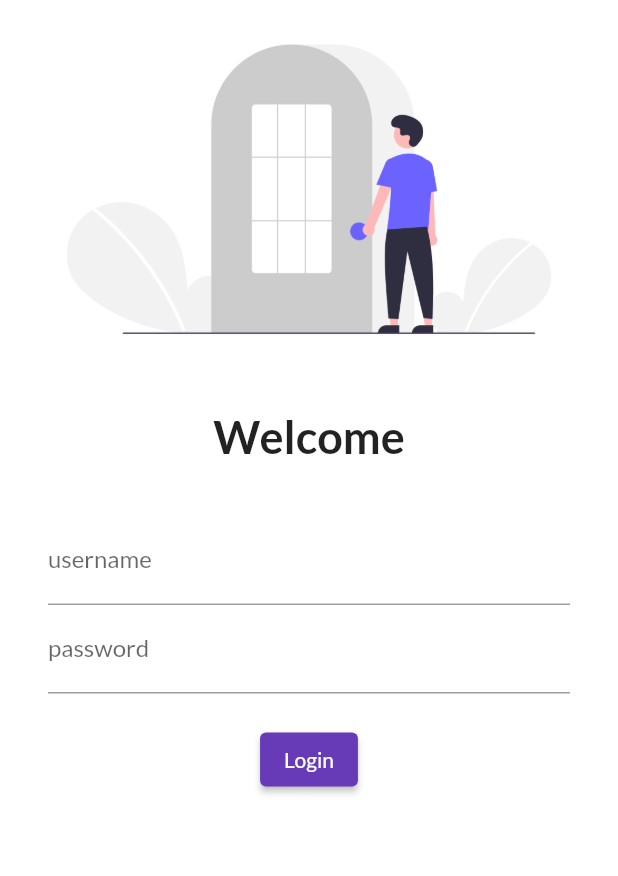
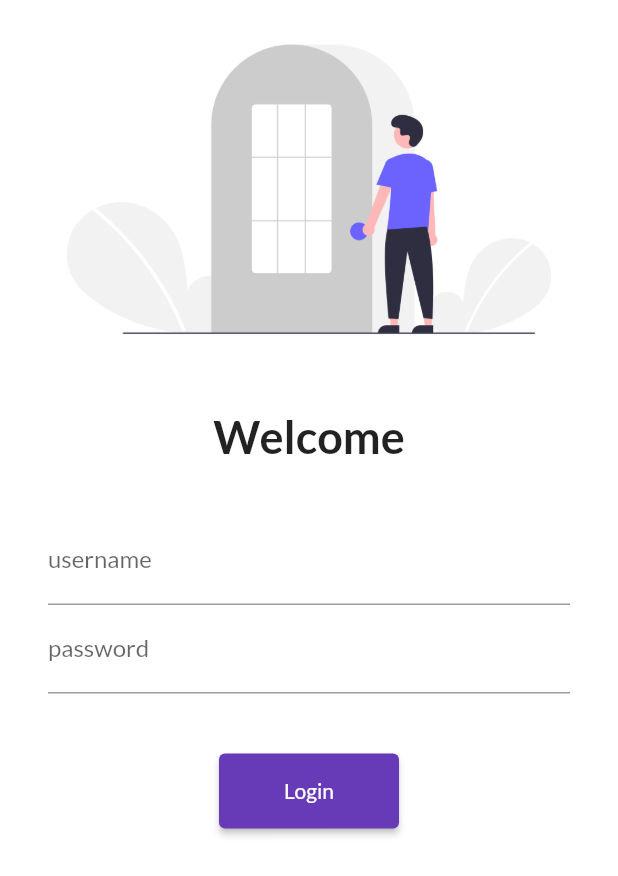
Before and after one commit to Supriyo-455/30-days-of-flutter, a Flutter app: the screen it shows after launch, on a phone screen of 412 x 824 dp. Shown: the top 876 px of the screen. Run offline on Flutter 3.47's test engine with Material 2 defaults, Android fonts, the phone set to English and light mode, and no system bars; our stand-ins replace google_fonts.

Commit message:
day5 completed

```diff
--- a/lib/main.dart
+++ b/lib/main.dart
@@ -1,6 +1,7 @@
 import "package:flutter/material.dart";
 import 'package:flutter_30_days/pages/homepage.dart';
 import 'package:flutter_30_days/pages/loginPage.dart';
+import 'package:flutter_30_days/utils/routes.dart';
 import "package:google_fonts/google_fonts.dart";
 
 void main() {
@@ -19,8 +20,8 @@ class MyApp extends StatelessWidget {
       darkTheme: ThemeData(brightness: Brightness.dark),
       routes: {
         "/": (context) => LoginPage(),
-        "/home": (context) => HomePage(),
-        "/login": (context) => LoginPage()
+        MyRoutes.homeRoute: (context) => HomePage(),
+        MyRoutes.loginRoute: (context) => LoginPage()
       },
     );
   }
--- a/lib/pages/loginPage.dart
+++ b/lib/pages/loginPage.dart
@@ -1,10 +1,12 @@
 import "package:flutter/material.dart";
+import 'package:flutter_30_days/utils/routes.dart';
 
 class LoginPage extends StatelessWidget {
   @override
   Widget build(BuildContext context) {
     return Material(
         color: Colors.white,
+        child: SingleChildScrollView(
           child: Column(
             children: [
               Image.asset(
@@ -22,8 +24,8 @@ class LoginPage extends StatelessWidget {
                 height: 20.0,
               ),
               Padding(
-              padding:
-                  const EdgeInsets.symmetric(vertical: 16.0, horizontal: 32.0),
+                padding: const EdgeInsets.symmetric(
+                    vertical: 16.0, horizontal: 32.0),
                 child: Column(
                   children: [
                     TextFormField(
@@ -40,19 +42,20 @@ class LoginPage extends StatelessWidget {
                       ),
                     ),
                     SizedBox(
-                    height: 20.0,
+                      height: 40.0,
                     ),
                     ElevatedButton(
                       child: Text("Login"),
-                    style: TextButton.styleFrom(),
+                      style: TextButton.styleFrom(minimumSize: Size(120, 50)),
                       onPressed: () {
-                      print("Hi!");
+                        Navigator.pushNamed(context, MyRoutes.homeRoute);
                       },
                     ),
                   ],
                 ),
               )
             ],
+          ),
         ));
   }
 }
--- /dev/null
+++ b/lib/utils/routes.dart
@@ -0,0 +1,4 @@
+class MyRoutes {
+  static String loginRoute = "/login";
+  static String homeRoute = "/home";
+}
--- a/pubspec.yaml
+++ b/pubspec.yaml
@@ -23,7 +23,7 @@ environment:
 dependencies:
   flutter:
     sdk: flutter
-
+  google_fonts: ^1.1.2
 
   # The following adds the Cupertino Icons font to your application.
   # Use with the CupertinoIcons class for iOS style icons.
@@ -32,7 +32,7 @@ dependencies:
 dev_dependencies:
   flutter_test:
     sdk: flutter
-  google_fonts: ^1.1.2
+
 
 # For information on the generic Dart part of this file, see the
 # following page: https://dart.dev/tools/pub/pubspec
```
Also changed, not shown: pubspec.lock. Lines whose indentation alone changed are shown as unchanged.
